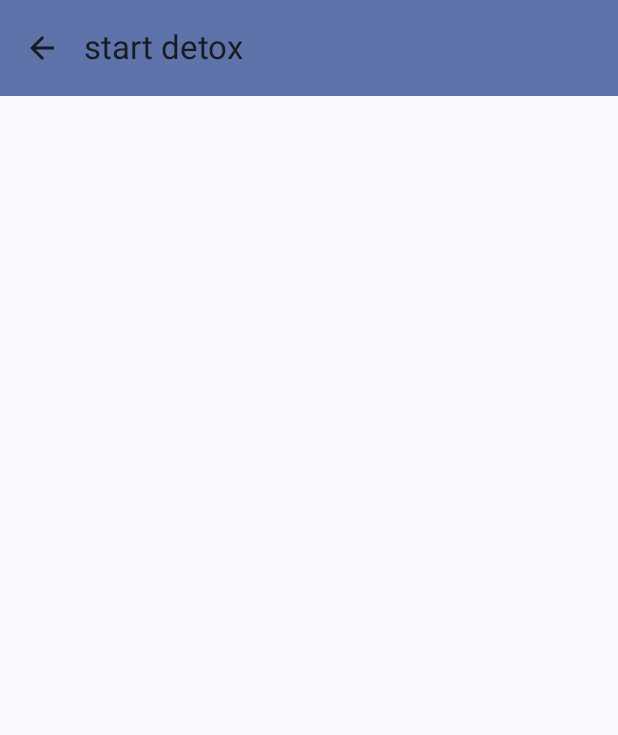
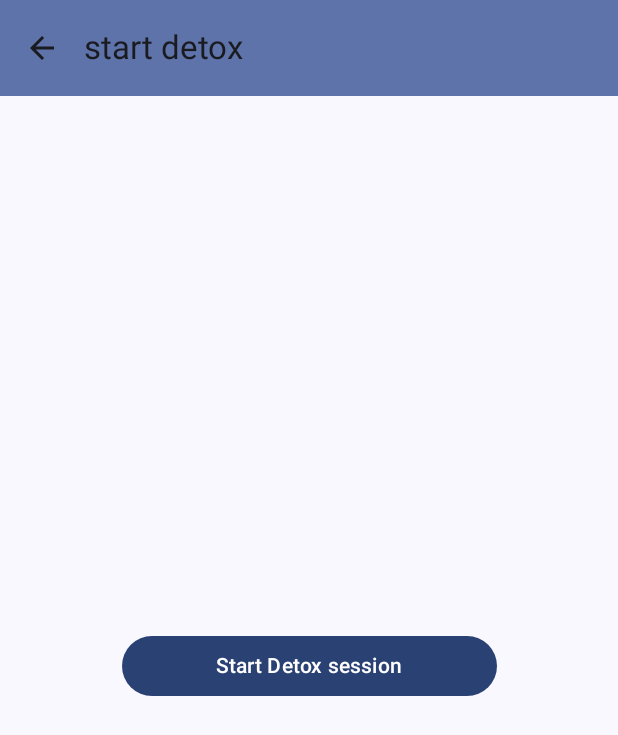
Before and after one commit to CZ4052-cloud-computing-project/CZ4052_group_project_frontend, an Android app built with Jetpack Compose: the StartDetoxScreen screen opened through its navigation route, on a phone screen of 412 x 824 dp. Shown: the top 735 px of the screen. Run offline under Robolectric (Android 15) with nearby library versions, the phone set to English and light mode, and no system bars.

Commit message:
created new screen for start detox session. added togglable button for start and end session.

```diff
--- a/Digital_detox_app/app/src/main/java/com/example/digital_detox_app/DigitalDetoxScreen.kt
+++ b/Digital_detox_app/app/src/main/java/com/example/digital_detox_app/DigitalDetoxScreen.kt
@@ -1,6 +1,7 @@
 package com.example.digital_detox_app
 
 import MainMenuScreen
+import StartDetoxScreen
 import androidx.annotation.StringRes
 import androidx.compose.foundation.layout.fillMaxSize
 import androidx.compose.foundation.layout.padding
@@ -101,6 +102,12 @@ fun DigitalDetoxApp(
             }
             composable(route = DigitalDetoxScreen.RunningSession.name) {
                 // TODO: create Screen for RunningSession
+                StartDetoxScreen(
+                    navController = navController,
+                    modifier = Modifier
+                        .fillMaxSize()
+                        .wrapContentSize(Alignment.Center)
+                )
             }
             composable(route = DigitalDetoxScreen.LeaderBoard.name) {
                 // TODO: create Screen for Leaderboard
--- /dev/null
+++ b/Digital_detox_app/app/src/main/java/com/example/digital_detox_app/StartDetoxScreen.kt
@@ -0,0 +1,64 @@
+
+import androidx.compose.foundation.layout.Arrangement
+import androidx.compose.foundation.layout.Column
+import androidx.compose.foundation.layout.fillMaxSize
+import androidx.compose.foundation.layout.fillMaxWidth
+import androidx.compose.foundation.layout.widthIn
+import androidx.compose.material3.Button
+import androidx.compose.material3.MaterialTheme
+import androidx.compose.material3.Surface
+import androidx.compose.material3.Text
+import androidx.compose.runtime.Composable
+import androidx.compose.runtime.getValue
+import androidx.compose.runtime.mutableStateOf
+import androidx.compose.runtime.remember
+import androidx.compose.runtime.setValue
+import androidx.compose.ui.Alignment
+import androidx.compose.ui.Modifier
+import androidx.compose.ui.tooling.preview.Preview
+import androidx.compose.ui.unit.dp
+import androidx.navigation.NavHostController
+import androidx.navigation.compose.rememberNavController
+import com.example.digital_detox_app.ui.theme.Digital_detox_appTheme
+
+@Composable
+fun StartDetoxScreen(
+    navController: NavHostController = rememberNavController(),
+    modifier: Modifier = Modifier,
+) {
+    var buttonText by remember { mutableStateOf("Start Detox session") }
+    var toggleFlag = remember { mutableStateOf(false) }
+    Column(
+        modifier = modifier,
+        verticalArrangement = Arrangement.SpaceBetween
+    ) {
+
+        Column(
+            modifier = Modifier.fillMaxWidth(),
+            horizontalAlignment = Alignment.CenterHorizontally,
+            verticalArrangement = Arrangement.spacedBy(16.dp),
+        ) {
+            Button(
+                onClick = {
+                    buttonText = if (buttonText == "Start Detox session") "End Detox Session" else "Start Detox session"
+                },
+                modifier = modifier.widthIn(min = 250.dp)
+            ) {
+                Text(buttonText)
+            }
+        }
+    }
+}
+
+@Preview(showBackground = true)
+@Composable
+fun StartDetoxScreenPreview() {
+    Digital_detox_appTheme {
+        Surface(
+            modifier = Modifier.fillMaxSize(),
+            color = MaterialTheme.colorScheme.background
+        ) {
+            StartDetoxScreen()
+        }
+    }
+}
```
